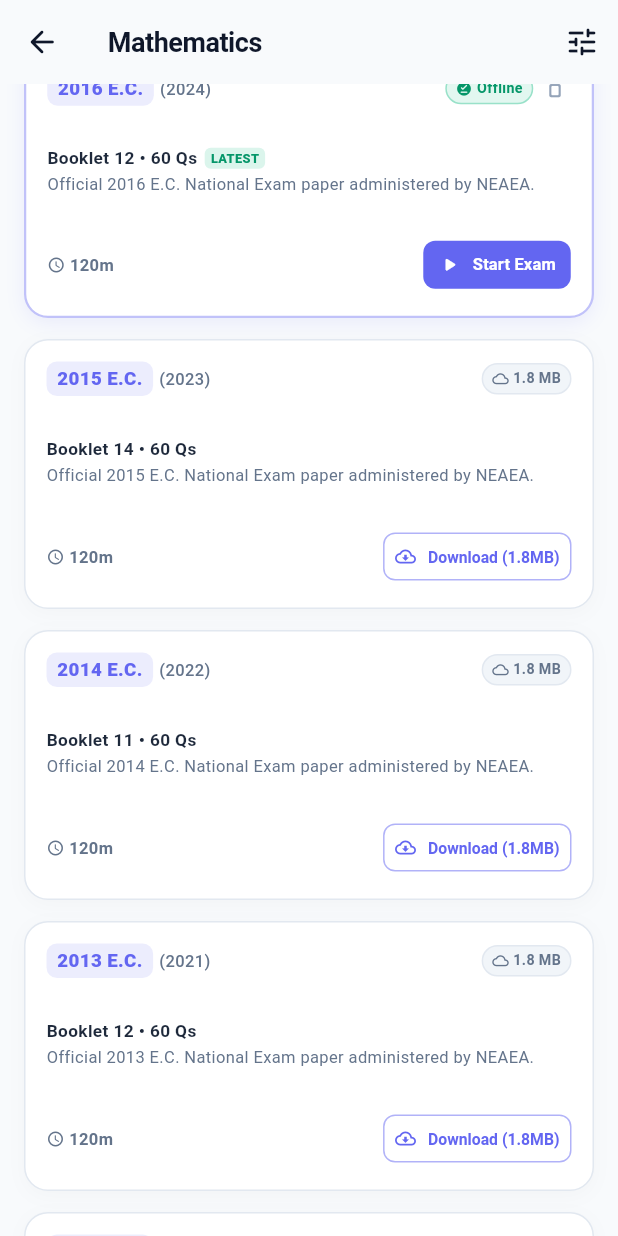
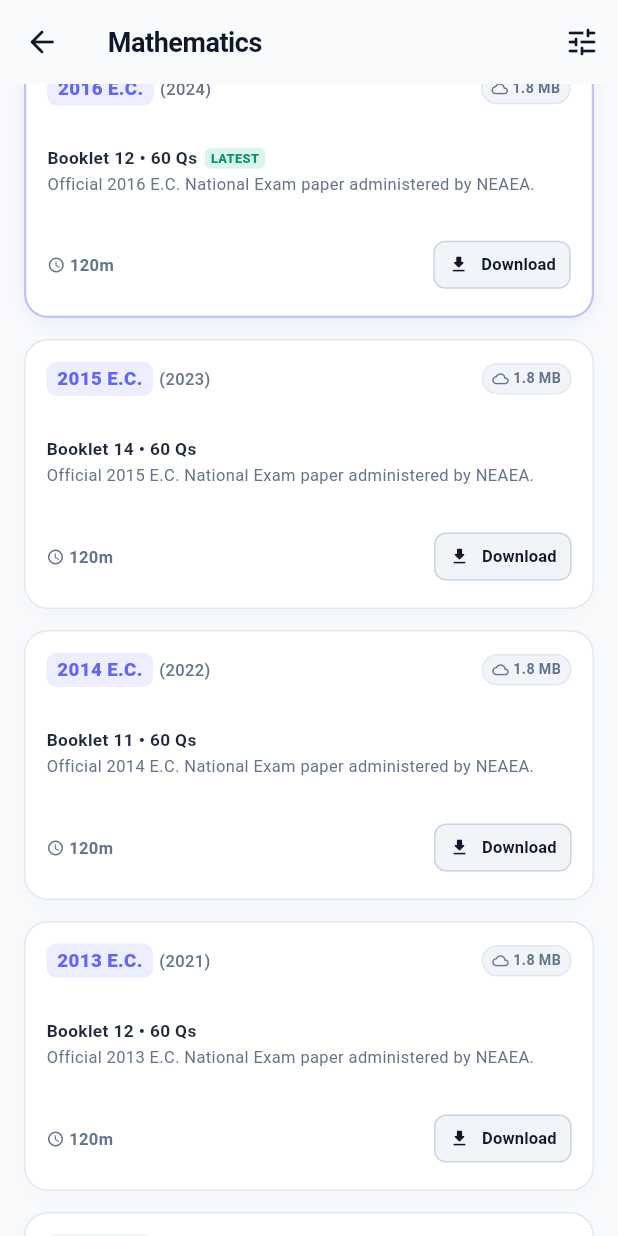
Before and after one commit to rhematube209-lab/FidelLearn, a Flutter app: the SubjectExamsHubScreen screen opened directly with empty values, scrolled down 576 dp, on a phone screen of 412 x 824 dp. Run offline on Flutter 3.47's test engine with Material 3 defaults, Android fonts, the phone set to English and light mode, and no system bars; our stand-ins replace connectivity_plus, drift, equatable, flutter_riverpod, go_router, shared_preferences and 1 more; accounts and stored records are empty; generated files the repository leaves out were written again.

Commit message:
feat(exams): separate Download button per exam year transitioning to Start Exam upon download

```diff
--- a/lib/features/exams/presentation/screens/subject_exams_hub_screen.dart
+++ b/lib/features/exams/presentation/screens/subject_exams_hub_screen.dart
@@ -36,7 +36,7 @@ class _SubjectExamsHubScreenState extends ConsumerState<SubjectExamsHubScreen> {
 
   // Persistent offline download cache tracker
   static final Map<String, Set<int>> _memoryDownloadedYears = {};
-  Set<int> _downloadedYears = {2016};
+  Set<int> _downloadedYears = {};
   final Set<int> _downloadingYears = {};
   bool _isBatchDownloading = false;
 
@@ -112,8 +112,7 @@ class _SubjectExamsHubScreenState extends ConsumerState<SubjectExamsHubScreen> {
   }
 
   Future<void> _loadDownloadedYears() async {
-    if (_memoryDownloadedYears.containsKey(widget.subjectId) &&
-        _memoryDownloadedYears[widget.subjectId]!.isNotEmpty) {
+    if (_memoryDownloadedYears.containsKey(widget.subjectId)) {
       if (mounted) {
         setState(() {
           _downloadedYears = Set.from(_memoryDownloadedYears[widget.subjectId]!);
@@ -141,21 +140,19 @@ class _SubjectExamsHubScreenState extends ConsumerState<SubjectExamsHubScreen> {
       if (prefs != null) {
         final key = 'downloaded_exams_${widget.subjectId}';
         final saved = prefs.getStringList(key);
-        if (saved != null && saved.isNotEmpty) {
+        if (saved != null) {
           final parsed = saved.map((e) => int.tryParse(e)).whereType<int>().toSet();
-          if (parsed.isNotEmpty) {
-            _downloadedYears = parsed;
-            _memoryDownloadedYears[widget.subjectId] = Set.from(parsed);
-            if (mounted) setState(() {});
-            return;
-          }
+          _downloadedYears = parsed;
+          _memoryDownloadedYears[widget.subjectId] = Set.from(parsed);
+          if (mounted) setState(() {});
+          return;
         }
       }
     } catch (_) {}
 
-    // Default: 2016 E.C. (latest) is pre-cached offline
-    _downloadedYears = {2016};
-    _memoryDownloadedYears[widget.subjectId] = {2016};
+    // Default: None downloaded initially until the student downloads each year separately
+    _downloadedYears = {};
+    _memoryDownloadedYears[widget.subjectId] = {};
     if (mounted) setState(() {});
   }
 
@@ -1658,7 +1655,7 @@ class _SubjectExamsHubScreenState extends ConsumerState<SubjectExamsHubScreen> {
                         onPressed: () => _startYearExam(yearInfo),
                         icon: const Icon(Icons.play_arrow_rounded, size: 15),
                         label: Text(
-                          isAmharic ? 'ጀምር' : 'Start Exam',
+                          isAmharic ? 'ፈተና ጀምር' : 'Start Exam',
                           style: const TextStyle(fontSize: 11, fontWeight: FontWeight.w700),
                         ),
                         style: ElevatedButton.styleFrom(
@@ -1673,17 +1670,21 @@ class _SubjectExamsHubScreenState extends ConsumerState<SubjectExamsHubScreen> {
                         ),
                       )
                     else
-                      OutlinedButton.icon(
+                      ElevatedButton.icon(
                         onPressed: () => _downloadYear(yearInfo),
-                        icon: const Icon(Icons.cloud_download_outlined, size: 14),
+                        icon: const Icon(Icons.download_rounded, size: 14),
                         label: Text(
-                          isAmharic ? 'አውርድ (1.8MB)' : 'Download (1.8MB)',
-                          style: const TextStyle(fontSize: 10.5, fontWeight: FontWeight.w700),
+                          isAmharic ? 'አውርድ' : 'Download',
+                          style: const TextStyle(fontSize: 11, fontWeight: FontWeight.w700),
                         ),
-                        style: OutlinedButton.styleFrom(
-                          foregroundColor: hubTheme.accentColor,
-                          side: BorderSide(color: hubTheme.accentColor.withValues(alpha: 0.5)),
-                          padding: const EdgeInsets.symmetric(horizontal: 8, vertical: 6),
+                        style: ElevatedButton.styleFrom(
+                          backgroundColor: isDark ? const Color(0xFF1E293B) : const Color(0xFFF1F5F9),
+                          foregroundColor: isDark ? Colors.white : const Color(0xFF0F172A),
+                          side: BorderSide(
+                            color: isDark ? AppTheme.darkBorder : const Color(0xFFCBD5E1),
+                          ),
+                          padding: const EdgeInsets.symmetric(horizontal: 10, vertical: 6),
+                          elevation: 0,
                           visualDensity: VisualDensity.compact,
                           shape: RoundedRectangleBorder(
                             borderRadius: BorderRadius.circular(8),
```
Also changed, not shown: 1 other file.
